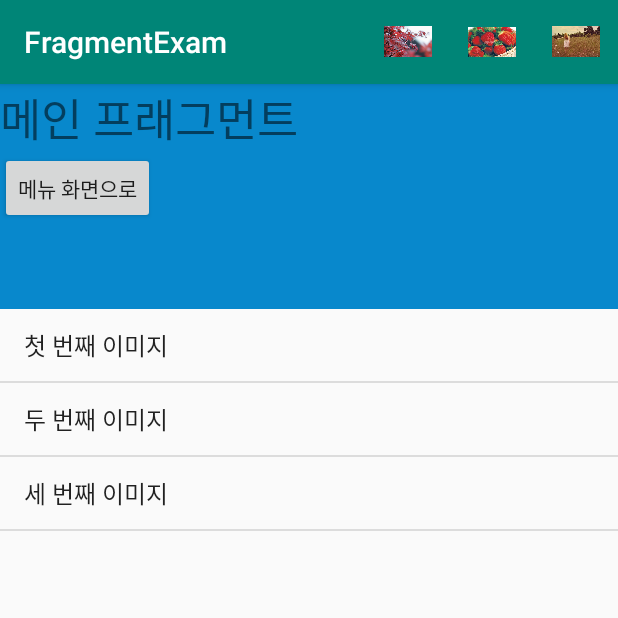
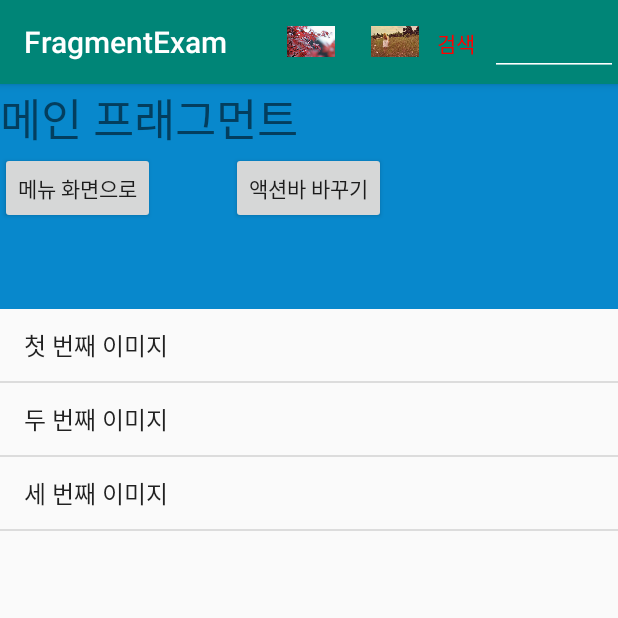
Before and after one commit to inki-kim/Portfolio, an Android app: the screen it shows after launch (MainActivity), on a phone screen of 412 x 824 dp, the top half of it. Run offline under Robolectric (Android 15) with nearby library versions, the phone set to English and light mode, and no system bars.

Commit message:
FragmentExample

```diff
--- a/FragmentExam/app/build.gradle
+++ b/FragmentExam/app/build.gradle
@@ -19,10 +19,11 @@ android {
 }
 
 dependencies {
-    implementation fileTree(dir: 'libs', include: ['*.jar'])
+    implementation fileTree(include: ['*.jar'], dir: 'libs')
     implementation 'com.android.support:appcompat-v7:28.0.0'
     implementation 'com.android.support.constraint:constraint-layout:1.1.3'
     testImplementation 'junit:junit:4.12'
     androidTestImplementation 'com.android.support.test:runner:1.0.2'
     androidTestImplementation 'com.android.support.test.espresso:espresso-core:3.0.2'
+    implementation 'com.android.support:design:28.0.0'
 }
--- a/FragmentExam/app/src/main/java/com/project/inki/fragmentexam/MainActivity.java
+++ b/FragmentExam/app/src/main/java/com/project/inki/fragmentexam/MainActivity.java
@@ -3,8 +3,12 @@ package com.project.inki.fragmentexam;
 import android.app.ActionBar;
 import android.support.v7.app.AppCompatActivity;
 import android.os.Bundle;
+import android.view.KeyEvent;
 import android.view.Menu;
 import android.view.MenuItem;
+import android.view.View;
+import android.widget.EditText;
+import android.widget.TextView;
 import android.widget.Toast;
 
 public class MainActivity extends AppCompatActivity implements ListFragment.ImageSelectionCallback{
@@ -47,6 +51,21 @@ public class MainActivity extends AppCompatActivity implements ListFragment.Imag
     @Override
     public boolean onCreateOptionsMenu(Menu menu) {         //액션바 생성 menu폴더에 menu_list.xml을 만들고 item을 추가한것을 파라메터로 값을 전달하여 inflate
         getMenuInflater().inflate(R.menu.menu_list,menu);
+
+        View v=menu.findItem(R.id.menu_search).getActionView();
+        if(v!=null){
+            final EditText editText=v.findViewById(R.id.editText2);
+
+            if(editText!=null){
+                editText.setOnEditorActionListener(new TextView.OnEditorActionListener() {
+                    @Override
+                    public boolean onEditorAction(TextView v, int actionId, KeyEvent event) {
+                        Toast.makeText(getApplicationContext(),v.getText().toString(),Toast.LENGTH_SHORT).show();
+                        return false;
+                    }
+                });
+            }
+        }
         return super.onCreateOptionsMenu(menu);
     }
 
--- a/FragmentExam/app/src/main/java/com/project/inki/fragmentexam/MainFragment.java
+++ b/FragmentExam/app/src/main/java/com/project/inki/fragmentexam/MainFragment.java
@@ -1,7 +1,6 @@
 package com.project.inki.fragmentexam;
 
-import android.app.ActionBar;
-import android.arch.lifecycle.Lifecycle;
+import android.support.v7.app.ActionBar;
 import android.content.Context;
 import android.os.Bundle;
 import android.support.annotation.NonNull;
@@ -14,7 +13,7 @@ import android.widget.Button;
 import android.widget.Toast;
 
 public class MainFragment extends Fragment {
-    Button button1;
+    Button button1,button2;
 
     @Nullable
     @Override
@@ -23,12 +22,26 @@ public class MainFragment extends Fragment {
 
         Toast.makeText(getActivity().getApplicationContext(), "onCreateView호출", Toast.LENGTH_SHORT).show();
         button1 = viewGroup.findViewById(R.id.button1);
+        button2 = viewGroup.findViewById(R.id.button2);
 
         button1.setOnClickListener(new View.OnClickListener() {
             @Override
             public void onClick(View v) {
                 MainActivity activity = (MainActivity) getActivity();
                 activity.onFragmentChanged(0);
+            }
+        });
+
+        button2.setOnClickListener(new View.OnClickListener() {
+            @Override
+            public void onClick(View v) {
+                MainActivity activity = (MainActivity) getActivity();
+                ActionBar actionBar=activity.getSupportActionBar();
+
+                actionBar.setLogo(R.drawable.home);
+                actionBar.setDisplayOptions(ActionBar.DISPLAY_HOME_AS_UP|ActionBar.DISPLAY_SHOW_HOME|ActionBar.DISPLAY_USE_LOGO);
+
+
             }
         });
 
--- a/FragmentExam/app/src/main/res/layout/fragment_main.xml
+++ b/FragmentExam/app/src/main/res/layout/fragment_main.xml
@@ -20,5 +20,13 @@
         android:text="메뉴 화면으로"
         android:layout_alignParentLeft="true" />
 
+    <Button
+        android:id="@+id/button2"
+        android:layout_width="wrap_content"
+        android:layout_height="wrap_content"
+        android:layout_alignBottom="@+id/button1"
+        android:layout_centerHorizontal="true"
+        android:text="액션바 바꾸기" />
+
 
 </RelativeLayout>
--- /dev/null
+++ b/FragmentExam/app/src/main/res/layout/search_layout.xml
@@ -0,0 +1,21 @@
+<?xml version="1.0" encoding="utf-8"?>
+<LinearLayout xmlns:android="http://schemas.android.com/apk/res/android"
+    android:layout_width="wrap_content"
+    android:layout_height="wrap_content"
+    android:orientation="horizontal">
+
+    <TextView
+        android:id="@+id/textView2"
+        android:layout_width="wrap_content"
+        android:layout_height="wrap_content"
+        android:text="검색   "
+        android:textColor="#ff00"/>
+
+    <EditText
+        android:id="@+id/editText2"
+        android:layout_width="wrap_content"
+        android:layout_height="wrap_content"
+        android:ems="4"
+        android:inputType="textPersonName"
+ />
+</LinearLayout>
--- a/FragmentExam/app/src/main/res/menu/menu_list.xml
+++ b/FragmentExam/app/src/main/res/menu/menu_list.xml
@@ -11,7 +11,9 @@
         android:id="@+id/menu_search"
         android:title="검색"
         android:icon="@drawable/image2"
-        app:showAsAction="always"/>
+        android:orderInCategory="102"
+        app:showAsAction="always|withText"
+        app:actionLayout="@layout/search_layout"/>
 
     <item
         android:id="@+id/menu_setting"
```
